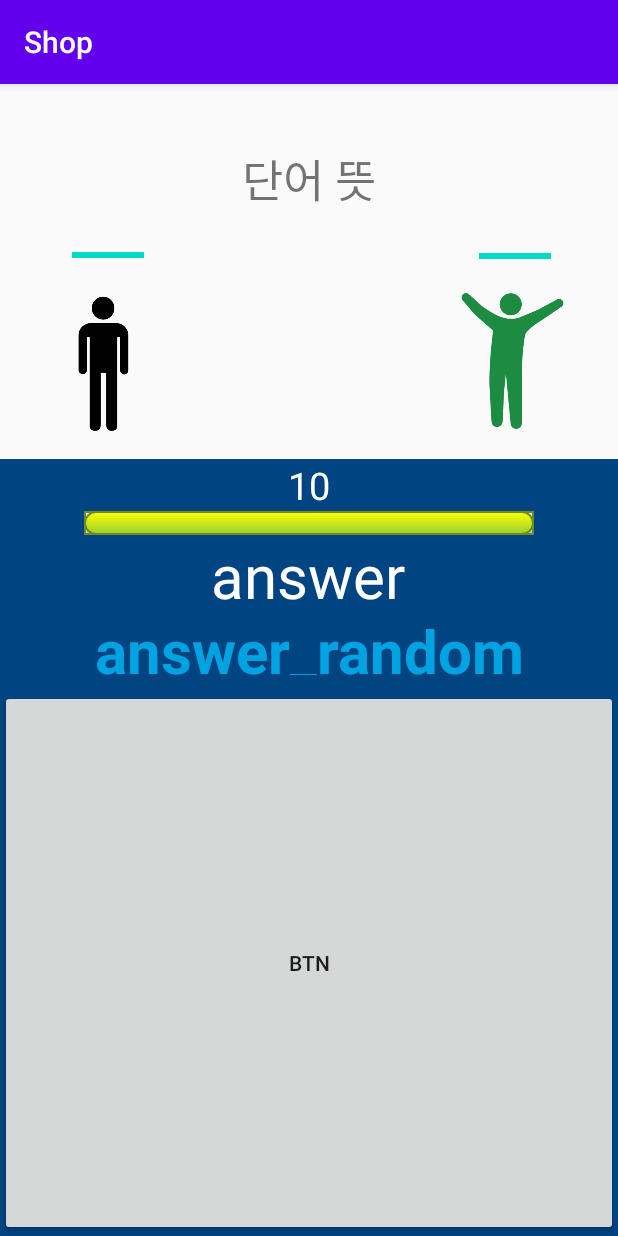
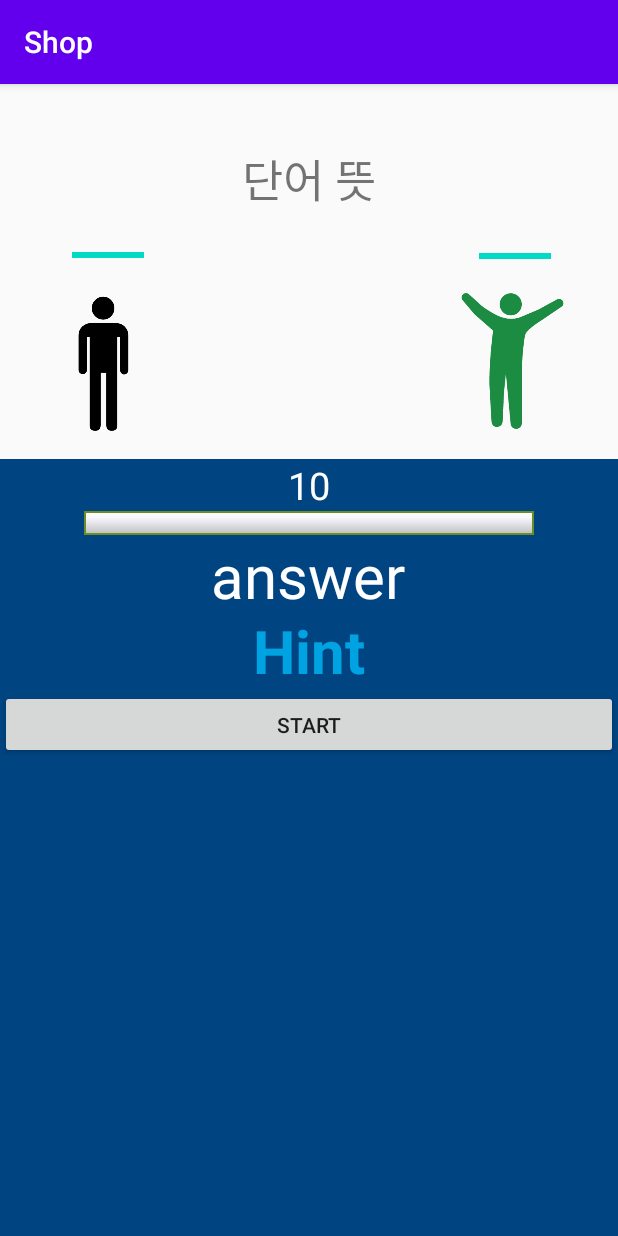
Before and after one commit to Hyeon-Jun-Kim/NCS_ImprintSaga, an Android app: the BattleActivity screen opened directly, with no data from a screen before it, on a phone screen of 412 x 824 dp. Run offline under Robolectric (Android 15) with nearby library versions, the phone set to English and light mode, and no system bars; libraries missing offline, so code that uses them is left out: com.opencsv; 2 statements that could not run were skipped.

Commit message:
Battle Page Update

```diff
--- a/app/src/main/java/com/hanshin/ncs_imprintsaga/BattleActivity.java
+++ b/app/src/main/java/com/hanshin/ncs_imprintsaga/BattleActivity.java
@@ -1,10 +1,22 @@
 package com.hanshin.ncs_imprintsaga;
 
+import android.app.ActionBar;
 import android.app.Activity;
+import android.graphics.Color;
 import android.os.Bundle;
+import android.os.CountDownTimer;
+import android.os.Handler;
+import android.os.Message;
+import android.os.SystemClock;
+import android.text.Editable;
+import android.text.TextWatcher;
 import android.util.Log;
+import android.view.Gravity;
 import android.view.View;
+import android.view.ViewGroup;
 import android.widget.Button;
+import android.widget.FrameLayout;
+import android.widget.LinearLayout;
 import android.widget.ProgressBar;
 import android.widget.TextView;
 
@@ -17,6 +29,11 @@ import java.io.IOException;
 import java.io.InputStream;
 import java.io.InputStreamReader;
 import java.nio.charset.Charset;
+import java.util.ArrayList;
+import java.util.Arrays;
+import java.util.Collections;
+import java.util.List;
+
 import com.opencsv.CSVReader;
 import com.opencsv.CSVWriter;
 
@@ -24,11 +41,128 @@ import org.xmlpull.v1.XmlPullParserFactory;
 
 public class BattleActivity extends AppCompatActivity {
 
-    CsvData[] dataArray = new CsvData[30];
-    TextView questionTV,timerTV,answerTV,hintTV;
-    ProgressBar userPB,enemyPB,timerPB;
+    CsvData[] dataArray = new CsvData[40];
+    TextView questionTV, timerTV, answerTV, hintTV;
+    ProgressBar userPB, enemyPB, timerPB;
     Button next;
-    int count;
+    Handler handler;
+    int count = 1;
+    int countTime = 10;
+    CountDownTimer countDownTimer;
+    LinearLayout setBtnLayout;
+    String word;
+    int countWordLength = 0;
+    Button wordBtn[] = new Button[10];
+
+    TextView test;
+
+    @Override
+    protected void onCreate(@Nullable Bundle savedInstanceState) {
+        super.onCreate(savedInstanceState);
+        setContentView(R.layout.battle);
+
+        questionTV = findViewById(R.id.questionTV);
+        timerTV = findViewById(R.id.timerTV);
+        answerTV = findViewById(R.id.answerTV);
+        hintTV = findViewById(R.id.hintTV);
+        userPB = findViewById(R.id.userPB);
+        enemyPB = findViewById(R.id.enemyPB);
+        timerPB = findViewById(R.id.timerPB);
+
+        next = findViewById(R.id.testbtn);
+        setBtnLayout = findViewById(R.id.wordBtns);
+
+        InputStream input = getResources().openRawResource(R.raw.words);
+        try {
+            readDataFromCsv(input);
+        } catch (IOException e) {
+            e.printStackTrace();
+        }
+
+        next.setOnClickListener(new View.OnClickListener() {
+            @Override
+            public void onClick(View v) {
+                count++;
+                questionTV.setText(dataArray[count].meaning);
+
+                setBtnLayout.removeAllViews(); // 버튼 레이아웃 초기화
+                answerTV.setText(""); // 정답창 초기화
+                hintTV.setText(""); // 힌트창 초기화
+                countWordLength=0;
+
+                word = dataArray[count].words; // CSC 파일에서 단어를 불러옴
+                String splitWord[] = word.split(""); // 단어를 한글자씩 나누어 배열화
+                splitWord = shuffle(splitWord); // 배열을 랜덤으로 섞는다
+
+                for (int i = 0; i < word.length(); i++) { // 랜덤으로 섞을 단어배열을 버튼화한다
+                    hintTV.setText(hintTV.getText() + splitWord[i]+" ");
+
+                    wordBtn[i] = new Button(BattleActivity.this);
+                    wordBtn[i].setText(splitWord[i]);
+                    LinearLayout.LayoutParams params = new LinearLayout.LayoutParams(130, 130);
+                    params.setMargins(12,10,12,10);
+                    wordBtn[i].setLayoutParams(params);
+                    wordBtn[i].setTextColor(Color.parseColor("#00A3E1"));
+                    wordBtn[i].setTextSize(28);
+                    wordBtn[i].setBackgroundResource(R.drawable.wordbtn);
+
+                    final String getSplitWord = splitWord[i];
+                    final int geti = i;
+
+                    wordBtn[i].setOnClickListener(new View.OnClickListener() {
+                        @Override
+                        public void onClick(View v) {
+                            answerTV.setText(answerTV.getText()+getSplitWord); // 클릭한 버튼의 텍스트 정답창에 입력
+                            setBtnLayout.removeView(wordBtn[geti]); // 입력한 버튼 삭제
+                            countWordLength++;
+
+                            if(countWordLength == word.length()){
+                                if(word.equals(answerTV.getText())) {
+                                    hintTV.setText("HIT!");
+                                    enemyPB.setProgress(enemyPB.getProgress() - 1);
+                                    count++;
+                                } else {
+                                    hintTV.setText("! "+word+" !");
+                                    userPB.setProgress(userPB.getProgress() - 1);
+                                    count++;
+                                }
+                            }
+                        }
+                    });
+                    setBtnLayout.addView(wordBtn[i]); // 동적 버튼 추가
+                }
+
+//        count = 0;
+//        //while (userPB.getProgress() == 0 || enemyPB.getProgress() == 0) {};
+//        countTime = 10;
+//        countDownTimer();
+//        countDownTimer.start();
+//        while (countTime > -1) {
+//            questionTV.setText(dataArray[count].meaning);
+//            word = dataArray[count].words;
+//            String[] splitWord = word.split("");
+//            for (int i = 0; i < splitWord.length; i++) {
+//                wordBtn[i].setHeight(20);
+//                wordBtn[i].setWidth(20);
+//                wordBtn[i].setText(splitWord[i]);
+//                setBtnLayout.addView(wordBtn[i]);
+//            }
+//            //answerTV.setText(word[0]);
+//        }
+
+        ////////////////////////////////////////////////////////////////////////////
+
+
+//                for(int i=0;i<splitWords.length;i++) {
+//                    test.setText(splitWords[2]);
+//                }
+//                countTime = 10;
+//                countDownTimer();
+//                countDownTimer.start();
+            }
+        });
+
+    }
 
     public void readDataFromCsv(InputStream input) throws IOException {
 
@@ -42,7 +176,7 @@ public class BattleActivity extends AppCompatActivity {
 
         while ((nextLine = reader.readNext()) != null) {   // 2. CSV 파일을 한줄씩 읽음
             Log.d("TAG", nextLine[0] + "|" + nextLine[1] + "|"
-                    + nextLine[2] + "|" + nextLine[3] +"\n");
+                    + nextLine[2] + "|" + nextLine[3] + "\n");
             dataArray[j] = new CsvData();
             dataArray[j].number = nextLine[0];
             dataArray[j].words = nextLine[1];
@@ -54,46 +188,47 @@ public class BattleActivity extends AppCompatActivity {
         }
     }
 
-    @Override
-    protected void onCreate(@Nullable Bundle savedInstanceState) {
-        super.onCreate(savedInstanceState);
-        setContentView(R.layout.battle);
+    public void countDownTimer() {
+        countDownTimer = new CountDownTimer(11000, 1000) {
+            @Override
+            public void onTick(long millisUntilFinished) {
+                timerTV.setText(String.valueOf(countTime));
+                timerPB.setProgress(countTime);
+                countTime--;
+            }
 
-        questionTV = findViewById(R.id.questionTV);
-        timerTV = findViewById(R.id.timerTV);
-        answerTV = findViewById(R.id.answerTV);
-        hintTV = findViewById(R.id.hintTV);
-        userPB =findViewById(R.id.userPB);
-        enemyPB =findViewById(R.id.enemyPB);
-        timerPB =findViewById(R.id.timerPB);
-
-        next = findViewById(R.id.testbtn);
-
-        count = 0;
-
-        InputStream input = getResources().openRawResource(R.raw.words);
-        try {
-            readDataFromCsv(input);
-        } catch (IOException e) {
-            e.printStackTrace();
-        }
-
-        next.setOnClickListener(new View.OnClickListener() {
             @Override
-            public void onClick(View v) {
-                count++;
-                questionTV.setText(dataArray[count].meaning);
-                answerTV.setText(dataArray[count].words);
+            public void onFinish() {
             }
-        });
-
-        //while (count < dataArray.length) { }
+        }.start();
     }
 
-    public class CsvData{
+    public void onDestroy() {
+        super.onDestroy();
+        try {
+            countDownTimer.cancel();
+        } catch (Exception e) {
+        }
+        countDownTimer = null;
+    }
+
+    public class CsvData {
         String number;
         String words;
         String meaning;
         String grade;
     }
+
+    public static String[] shuffle(String[] arr) {
+        for (int x = 0; x < arr.length; x++) {
+            int i = (int) (Math.random() * arr.length);
+            int j = (int) (Math.random() * arr.length);
+
+            String tmp = arr[i];
+            arr[i] = arr[j];
+            arr[j] = tmp;
+        }
+        return arr;
+    }
+
 }
--- /dev/null
+++ b/app/src/main/res/drawable/wordbtn.xml
@@ -0,0 +1,22 @@
+<?xml version="1.0" encoding="utf-8"?>
+<shape xmlns:android="http://schemas.android.com/apk/res/android" android:shape="rectangle" >
+    <corners
+        android:topLeftRadius="5dp"
+        android:topRightRadius="5dp"
+        android:bottomLeftRadius="5dp"
+        android:bottomRightRadius="5dp"
+        />
+    <solid
+        android:color="#FFFFFF"
+        />
+    <padding
+        android:left="0dp"
+        android:top="0dp"
+        android:right="0dp"
+        android:bottom="0dp"
+        />
+    <size
+        android:width="50dp"
+        android:height="50dp"
+        />
+</shape>
--- a/app/src/main/res/layout/battle.xml
+++ b/app/src/main/res/layout/battle.xml
@@ -79,7 +79,7 @@
 
     <LinearLayout
         android:layout_width="match_parent"
-        android:layout_height="match_parent"
+        android:layout_height="200dp"
         android:background="#004481"
         android:orientation="vertical">
 
@@ -100,7 +100,7 @@
             android:layout_height="wrap_content"
             android:layout_gravity="center"
             android:max="10"
-            android:progress="10"
+            android:progress="0"
             android:progressDrawable="@drawable/myprogressbar" />
 
         <TextView
@@ -118,7 +118,7 @@
             android:layout_width="353dp"
             android:layout_height="43dp"
             android:layout_gravity="center"
-            android:text="answer_random"
+            android:text="Hint"
             android:gravity="center"
             android:layout_marginBottom="10dp"
             android:textColor="#00A3E1"
@@ -129,6 +129,15 @@
             android:id="@+id/testbtn"
             android:layout_width="match_parent"
             android:layout_height="match_parent"
-            android:text="btn"/>
+            android:text="START"/>
+    </LinearLayout>
+    <LinearLayout
+        android:id="@+id/wordBtns"
+        android:layout_width="420dp"
+        android:layout_height="match_parent"
+        android:orientation="horizontal"
+        android:background="#004481"
+        android:layout_gravity="center"
+        android:gravity="center">
     </LinearLayout>
 </LinearLayout>
```
